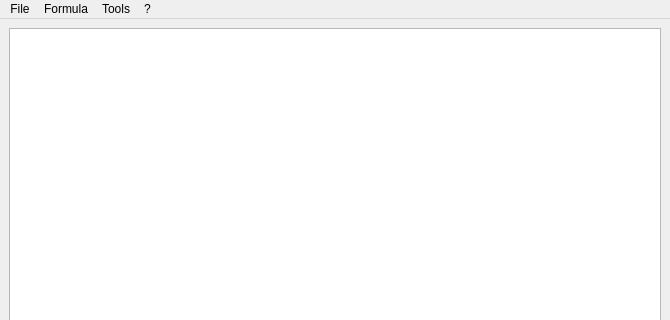
This is gui.ui in akleemans/cp-logic as Qt 5 draws it before an edit; both pictures show x 0 to 670 and y 0 to 320 of the 670 by 510 pixel window. The edited form follows.
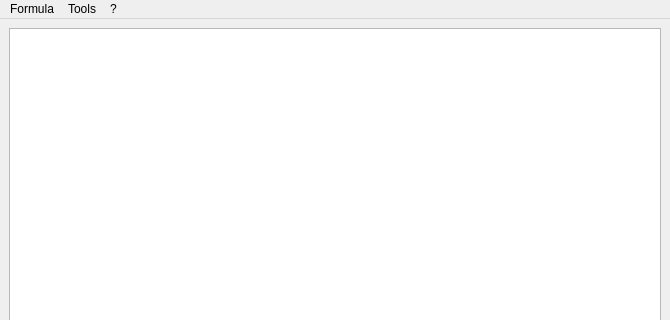
This is the edited form.

Commit message: Some small correctures, renamed recursive_search() to linear_search(). Updated menu.

Diff of the .ui file:
```diff
--- a/gui.ui
+++ b/gui.ui
@@ -56,12 +56,6 @@
      <height>25</height>
     </rect>
    </property>
-   <widget class="QMenu" name="menuDatei">
-    <property name="title">
-     <string>File</string>
-    </property>
-    <addaction name="actionLoad_formula"/>
-   </widget>
    <widget class="QMenu" name="menu">
     <property name="title">
      <string>?</string>
@@ -88,7 +82,6 @@
     <addaction name="separator"/>
     <addaction name="actionExport_to_LaTeX"/>
    </widget>
-   <addaction name="menuDatei"/>
    <addaction name="menuFormula"/>
    <addaction name="menuTools"/>
    <addaction name="menu"/>
```
Left out of the diff: 233 changed lines with no effect on the pictures. The commit also changes 6 other files.
